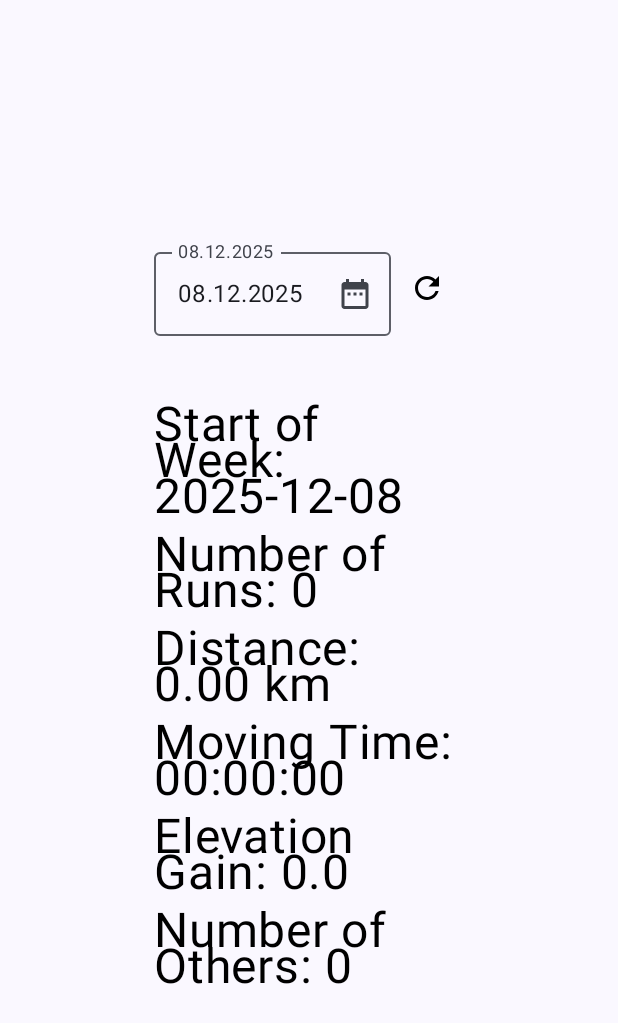
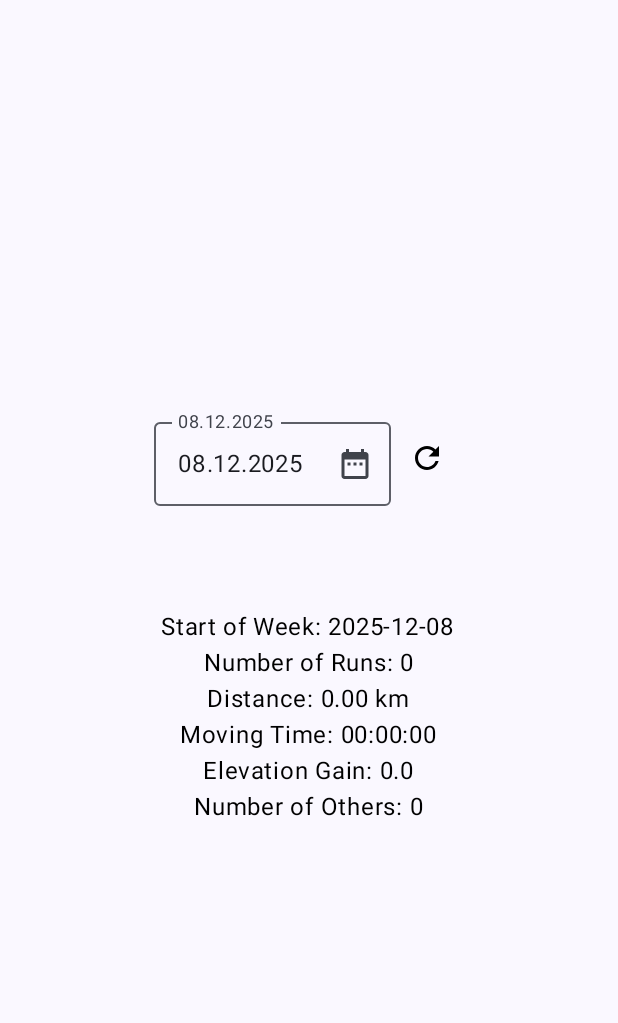
Before and after one commit to JanMeckelholt/RunningSummary, an Android app built with Jetpack Compose: the composable WeekSummaryScreen shown on its own in the app's theme, on a phone screen of 412 x 824 dp. Shown: the top 1023 px of the screen. Run offline under Robolectric (Android 15) with nearby library versions, the phone set to English and light mode, and no system bars; our stand-ins replace Dagger/Hilt's generated code, Timber.

Commit message:
change font-size

```diff
--- a/app/src/main/java/de/janmeckelholt/stravasummary/Constants.kt
+++ b/app/src/main/java/de/janmeckelholt/stravasummary/Constants.kt
@@ -1,4 +1,6 @@
 package de.janmeckelholt.stravasummary
+
+import androidx.compose.ui.unit.sp
 
 object Constants {
     const val STRAVA_BASE_URL  = "https://www.strava.com/"
@@ -15,6 +17,7 @@ object Constants {
     const val STRAVA_DB_NAME = "strava_db"
     const val STRAVA_ATHLETE_TABLE_NAME = "strava_athlete_table"
     const val STRAVA_ACTIVITY_TABLE_NAME = "strava_activity_table"
+    val FONT_SIZE = 16.sp
 }
 
 enum class Steps{
--- a/app/src/main/java/de/janmeckelholt/stravasummary/ui/WeeksummaryScreen.kt
+++ b/app/src/main/java/de/janmeckelholt/stravasummary/ui/WeeksummaryScreen.kt
@@ -23,6 +23,7 @@ import androidx.compose.ui.graphics.Color
 import androidx.compose.ui.unit.dp
 import androidx.compose.ui.unit.sp
 import androidx.lifecycle.compose.collectAsStateWithLifecycle
+import de.janmeckelholt.stravasummary.Constants
 import de.janmeckelholt.stravasummary.ui.composables.DatePickerDocked
 import de.janmeckelholt.stravasummary.utils.formatMetersToKm
 import de.janmeckelholt.stravasummary.utils.formatSecondsToHMS
@@ -53,10 +54,10 @@ fun WeekSummaryScreen(vm: MainViewModel) {
                     }
                 }
                 Spacer(modifier = Modifier.weight(1f))
-                Text(text = "Start of Week: ${unixTimeStampToDateString(weekSummary.startOfWeek)}", color = textColor, fontSize = 32.sp, modifier = Modifier.align(Alignment.CenterHorizontally))
-                Text(text = "Number of Runs: ${weekSummary.numberOfRuns}", color = textColor, fontSize = 32.sp, modifier = Modifier.align(Alignment.CenterHorizontally))
-                Text(text = "Distance: ${formatMetersToKm(weekSummary.totalDistance)}", color = textColor, fontSize = 32.sp, modifier = Modifier.align(Alignment.CenterHorizontally))
-                Text(text = "Moving Time: ${formatSecondsToHMS(weekSummary.totalMovingTime)}", color = textColor, fontSize = 32.sp, modifier = Modifier.align(Alignment.CenterHorizontally))
+                Text(text = "Start of Week: ${unixTimeStampToDateString(weekSummary.startOfWeek)}", color = textColor, fontSize = Constants.FONT_SIZE, modifier = Modifier.align(Alignment.CenterHorizontally))
+                Text(text = "Number of Runs: ${weekSummary.numberOfRuns}", color = textColor, fontSize = Constants.FONT_SIZE, modifier = Modifier.align(Alignment.CenterHorizontally))
+                Text(text = "Distance: ${formatMetersToKm(weekSummary.totalDistance)}", color = textColor, fontSize = Constants.FONT_SIZE, modifier = Modifier.align(Alignment.CenterHorizontally))
+                Text(text = "Moving Time: ${formatSecondsToHMS(weekSummary.totalMovingTime)}", color = textColor, fontSize = Constants.FONT_SIZE, modifier = Modifier.align(Alignment.CenterHorizontally))
                 Box(
                     modifier = Modifier
                         .align(Alignment.CenterHorizontally)
@@ -74,10 +75,10 @@ fun WeekSummaryScreen(vm: MainViewModel) {
                     Text(
                         text = "Elevation Gain: ${weekSummary.totalElevationGain}",
                         color = textColor,
-                        fontSize = 32.sp
+                        fontSize = Constants.FONT_SIZE
                     )
                 }
-                Text(text = "Number of Others: ${weekSummary.numberOfOthers}", color = textColor, fontSize = 32.sp, modifier = Modifier.align(Alignment.CenterHorizontally))
+                Text(text = "Number of Others: ${weekSummary.numberOfOthers}", color = textColor, fontSize = Constants.FONT_SIZE, modifier = Modifier.align(Alignment.CenterHorizontally))
                 Spacer(modifier = Modifier.weight(4f))
             }
             Spacer(modifier = Modifier.weight(2f))
```
